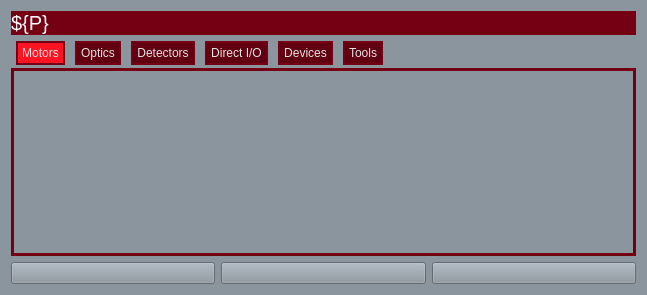
The window that diffractometer_controls/extra_ui/4dh4All.ui (MIT-NRL/diffractometer-controls) describes before a commit, drawn with Qt 5.
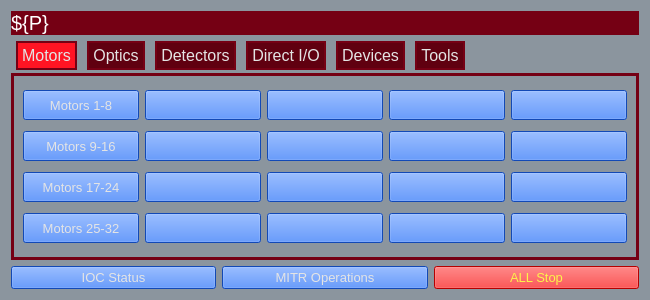
The same window after the commit. Custom widgets are drawn as their Qt base class.

Commit message: Added buttons and functionality

Patch:
```diff
--- a/diffractometer_controls/extra_ui/4dh4All.ui
+++ b/diffractometer_controls/extra_ui/4dh4All.ui
@@ -6,15 +6,23 @@
    <rect>
     <x>0</x>
     <y>0</y>
-    <width>647</width>
-    <height>295</height>
+    <width>650</width>
+    <height>300</height>
    </rect>
   </property>
+  <property name="minimumSize">
+   <size>
+    <width>650</width>
+    <height>300</height>
+   </size>
+  </property>
   <property name="windowTitle">
    <string>Form</string>
   </property>
   <property name="styleSheet">
-   <string notr="true">background-color: rgb(139, 149, 158);</string>
+   <string notr="true">QWidget{
+background-color: rgb(139, 149, 158);
+}</string>
   </property>
   <layout class="QVBoxLayout" name="verticalLayout">
    <item>
@@ -53,6 +61,11 @@
    </item>
    <item>
     <widget class="PyDMTabWidget" name="PyDMTabWidget">
+     <property name="font">
+      <font>
+       <pointsize>12</pointsize>
+      </font>
+     </property>
      <property name="toolTip">
       <string/>
      </property>
@@ -128,6 +141,618 @@
       <attribute name="title">
        <string>Motors</string>
       </attribute>
+      <layout class="QGridLayout" name="gridLayout">
+       <item row="0" column="0">
+        <widget class="PyDMRelatedDisplayButton" name="PyDMRelatedDisplayButton_3">
+         <property name="minimumSize">
+          <size>
+           <width>100</width>
+           <height>30</height>
+          </size>
+         </property>
+         <property name="font">
+          <font>
+           <pointsize>10</pointsize>
+          </font>
+         </property>
+         <property name="toolTip">
+          <string/>
+         </property>
+         <property name="styleSheet">
+          <string notr="true">color: rgb(228, 228, 228);
+background-color: rgb(25, 102, 255);</string>
+         </property>
+         <property name="text">
+          <string>Motors 1-8</string>
+         </property>
+         <property name="channel" stdset="0">
+          <string/>
+         </property>
+         <property name="filenames" stdset="0">
+          <stringlist>
+           <string>extra_ui/motors_list_8.ui</string>
+          </stringlist>
+         </property>
+         <property name="showIcon" stdset="0">
+          <bool>false</bool>
+         </property>
+         <property name="macros" stdset="0">
+          <stringlist>
+           <string>M1=m1,M2=m2,M3=m3,M4=m4,M5=m5,M6=m6,M7=m7,M8=m8</string>
+          </stringlist>
+         </property>
+         <property name="openInNewWindow" stdset="0">
+          <bool>true</bool>
+         </property>
+        </widget>
+       </item>
+       <item row="0" column="1">
+        <widget class="PyDMRelatedDisplayButton" name="PyDMRelatedDisplayButton_10">
+         <property name="minimumSize">
+          <size>
+           <width>100</width>
+           <height>30</height>
+          </size>
+         </property>
+         <property name="font">
+          <font>
+           <pointsize>10</pointsize>
+          </font>
+         </property>
+         <property name="toolTip">
+          <string/>
+         </property>
+         <property name="styleSheet">
+          <string notr="true">color: rgb(228, 228, 228);
+background-color: rgb(25, 102, 255);</string>
+         </property>
+         <property name="showIcon" stdset="0">
+          <bool>false</bool>
+         </property>
+         <property name="openInNewWindow" stdset="0">
+          <bool>true</bool>
+         </property>
+        </widget>
+       </item>
+       <item row="0" column="2">
+        <widget class="PyDMRelatedDisplayButton" name="PyDMRelatedDisplayButton_14">
+         <property name="minimumSize">
+          <size>
+           <width>100</width>
+           <height>30</height>
+          </size>
+         </property>
+         <property name="font">
+          <font>
+           <pointsize>10</pointsize>
+          </font>
+         </property>
+         <property name="toolTip">
+          <string/>
+         </property>
+         <property name="styleSheet">
+          <string notr="true">color: rgb(228, 228, 228);
+background-color: rgb(25, 102, 255);</string>
+         </property>
+         <property name="showIcon" stdset="0">
+          <bool>false</bool>
+         </property>
+         <property name="openInNewWindow" stdset="0">
+          <bool>true</bool>
+         </property>
+        </widget>
+       </item>
+       <item row="0" column="3">
+        <widget class="PyDMRelatedDisplayButton" name="PyDMRelatedDisplayButton_18">
+         <property name="minimumSize">
+          <size>
+           <width>100</width>
+           <height>30</height>
+          </size>
+         </property>
+         <property name="font">
+          <font>
+           <pointsize>10</pointsize>
+          </font>
+         </property>
+         <property name="toolTip">
+          <string/>
+         </property>
+         <property name="styleSheet">
+          <string notr="true">color: rgb(228, 228, 228);
+background-color: rgb(25, 102, 255);</string>
+         </property>
+         <property name="showIcon" stdset="0">
+          <bool>false</bool>
+         </property>
+         <property name="openInNewWindow" stdset="0">
+          <bool>true</bool>
+         </property>
+        </widget>
+       </item>
+       <item row="0" column="4">
+        <widget class="PyDMRelatedDisplayButton" name="PyDMRelatedDisplayButton_21">
+         <property name="minimumSize">
+          <size>
+           <width>100</width>
+           <height>30</height>
+          </size>
+         </property>
+         <property name="font">
+          <font>
+           <pointsize>10</pointsize>
+          </font>
+         </property>
+         <property name="toolTip">
+          <string/>
+         </property>
+         <property name="styleSheet">
+          <string notr="true">color: rgb(228, 228, 228);
+background-color: rgb(25, 102, 255);</string>
+         </property>
+         <property name="showIcon" stdset="0">
+          <bool>false</bool>
+         </property>
+         <property name="openInNewWindow" stdset="0">
+          <bool>true</bool>
+         </property>
+        </widget>
+       </item>
+       <item row="1" column="0">
+        <widget class="PyDMRelatedDisplayButton" name="PyDMRelatedDisplayButton_4">
+         <property name="minimumSize">
+          <size>
+           <width>100</width>
+           <height>30</height>
+          </size>
+         </property>
+         <property name="font">
+          <font>
+           <pointsize>10</pointsize>
+          </font>
+         </property>
+         <property name="toolTip">
+          <string/>
+         </property>
+         <property name="styleSheet">
+          <string notr="true">color: rgb(228, 228, 228);
+background-color: rgb(25, 102, 255);</string>
+         </property>
+         <property name="text">
+          <string>Motors 9-16</string>
+         </property>
+         <property name="filenames" stdset="0">
+          <stringlist>
+           <string>extra_ui/motors_list_8.ui</string>
+          </stringlist>
+         </property>
+         <property name="showIcon" stdset="0">
+          <bool>false</bool>
+         </property>
+         <property name="macros" stdset="0">
+          <stringlist>
+           <string>M1=m9,M2=m10,M3=m11,M4=m12,M5=m13,M6=m14,M7=m15,M8=m16</string>
+          </stringlist>
+         </property>
+         <property name="openInNewWindow" stdset="0">
+          <bool>true</bool>
+         </property>
+        </widget>
+       </item>
+       <item row="1" column="1">
+        <widget class="PyDMRelatedDisplayButton" name="PyDMRelatedDisplayButton_7">
+         <property name="minimumSize">
+          <size>
+           <width>100</width>
+           <height>30</height>
+          </size>
+         </property>
+         <property name="font">
+          <font>
+           <pointsize>10</pointsize>
+          </font>
+         </property>
+         <property name="toolTip">
+          <string/>
+         </property>
+         <property name="styleSheet">
+          <string notr="true">color: rgb(228, 228, 228);
+background-color: rgb(25, 102, 255);</string>
+         </property>
+         <property name="showIcon" stdset="0">
+          <bool>false</bool>
+         </property>
+         <property name="openInNewWindow" stdset="0">
+          <bool>true</bool>
+         </property>
+        </widget>
+       </item>
+       <item row="1" column="2">
+        <widget class="PyDMRelatedDisplayButton" name="PyDMRelatedDisplayButton_11">
+         <property name="minimumSize">
+          <size>
+           <width>100</width>
+           <height>30</height>
+          </size>
+         </property>
+         <property name="font">
+          <font>
+           <pointsize>10</pointsize>
+          </font>
+         </property>
+         <property name="toolTip">
+          <string/>
+         </property>
+         <property name="styleSheet">
+          <string notr="true">color: rgb(228, 228, 228);
+background-color: rgb(25, 102, 255);</string>
+         </property>
+         <property name="showIcon" stdset="0">
+          <bool>false</bool>
+         </property>
+         <property name="openInNewWindow" stdset="0">
+          <bool>true</bool>
+         </property>
+        </widget>
+       </item>
+       <item row="1" column="3">
+        <widget class="PyDMRelatedDisplayButton" name="PyDMRelatedDisplayButton_15">
+         <property name="minimumSize">
+          <size>
+           <width>100</width>
+           <height>30</height>
+          </size>
+         </property>
+         <property name="font">
+          <font>
+           <pointsize>10</pointsize>
+          </font>
+         </property>
+         <property name="toolTip">
+          <string/>
+         </property>
+         <property name="styleSheet">
+          <string notr="true">color: rgb(228, 228, 228);
+background-color: rgb(25, 102, 255);</string>
+         </property>
+         <property name="showIcon" stdset="0">
+          <bool>false</bool>
+         </property>
+         <property name="openInNewWindow" stdset="0">
+          <bool>true</bool>
+         </property>
+        </widget>
+       </item>
+       <item row="1" column="4">
+        <widget class="PyDMRelatedDisplayButton" name="PyDMRelatedDisplayButton_20">
+         <property name="minimumSize">
+          <size>
+           <width>100</width>
+           <height>30</height>
+          </size>
+         </property>
+         <property name="font">
+          <font>
+           <pointsize>10</pointsize>
+          </font>
+         </property>
+         <property name="toolTip">
+          <string/>
+         </property>
+         <property name="styleSheet">
+          <string notr="true">color: rgb(228, 228, 228);
+background-color: rgb(25, 102, 255);</string>
+         </property>
+         <property name="showIcon" stdset="0">
+          <bool>false</bool>
+         </property>
+         <property name="openInNewWindow" stdset="0">
+          <bool>true</bool>
+         </property>
+        </widget>
+       </item>
+       <item row="2" column="0">
+        <widget class="PyDMRelatedDisplayButton" name="PyDMRelatedDisplayButton_6">
+         <property name="minimumSize">
+          <size>
+           <width>100</width>
+           <height>30</height>
+          </size>
+         </property>
+         <property name="font">
+          <font>
+           <pointsize>10</pointsize>
+          </font>
+         </property>
+         <property name="toolTip">
+          <string/>
+         </property>
+         <property name="styleSheet">
+          <string notr="true">color: rgb(228, 228, 228);
+background-color: rgb(25, 102, 255);</string>
+         </property>
+         <property name="text">
+          <string>Motors 17-24</string>
+         </property>
+         <property name="filenames" stdset="0">
+          <stringlist>
+           <string>extra_ui/motors_list_8.ui</string>
+          </stringlist>
+         </property>
+         <property name="showIcon" stdset="0">
+          <bool>false</bool>
+         </property>
+         <property name="macros" stdset="0">
+          <stringlist>
+           <string>M1=m17,M2=m18,M3=m19,M4=m20,M5=m21,M6=m22,M7=m23,M8=m24</string>
+          </stringlist>
+         </property>
+         <property name="openInNewWindow" stdset="0">
+          <bool>true</bool>
+         </property>
+        </widget>
+       </item>
+       <item row="2" column="1">
+        <widget class="PyDMRelatedDisplayButton" name="PyDMRelatedDisplayButton_9">
+         <property name="minimumSize">
+          <size>
+           <width>100</width>
+           <height>30</height>
+          </size>
+         </property>
+         <property name="font">
+          <font>
+           <pointsize>10</pointsize>
+          </font>
+         </property>
+         <property name="toolTip">
+          <string/>
+         </property>
+         <property name="styleSheet">
+          <string notr="true">color: rgb(228, 228, 228);
+background-color: rgb(25, 102, 255);</string>
+         </property>
+         <property name="showIcon" stdset="0">
+          <bool>false</bool>
+         </property>
+         <property name="openInNewWindow" stdset="0">
+          <bool>true</bool>
+         </property>
+        </widget>
+       </item>
+       <item row="2" column="2">
+        <widget class="PyDMRelatedDisplayButton" name="PyDMRelatedDisplayButton_13">
+         <property name="minimumSize">
+          <size>
+           <width>100</width>
+           <height>30</height>
+          </size>
+         </property>
+         <property name="font">
+          <font>
+           <pointsize>10</pointsize>
+          </font>
+         </property>
+         <property name="toolTip">
+          <string/>
+         </property>
+         <property name="styleSheet">
+          <string notr="true">color: rgb(228, 228, 228);
+background-color: rgb(25, 102, 255);</string>
+         </property>
+         <property name="showIcon" stdset="0">
+          <bool>false</bool>
+         </property>
+         <property name="openInNewWindow" stdset="0">
+          <bool>true</bool>
+         </property>
+        </widget>
+       </item>
+       <item row="2" column="3">
+        <widget class="PyDMRelatedDisplayButton" name="PyDMRelatedDisplayButton_17">
+         <property name="minimumSize">
+          <size>
+           <width>100</width>
+           <height>30</height>
+          </size>
+         </property>
+         <property name="font">
+          <font>
+           <pointsize>10</pointsize>
+          </font>
+         </property>
+         <property name="toolTip">
+          <string/>
+         </property>
+         <property name="styleSheet">
+          <string notr="true">color: rgb(228, 228, 228);
+background-color: rgb(25, 102, 255);</string>
+         </property>
+         <property name="showIcon" stdset="0">
+          <bool>false</bool>
+         </property>
+         <property name="openInNewWindow" stdset="0">
+          <bool>true</bool>
+         </property>
+        </widget>
+       </item>
+       <item row="2" column="4">
+        <widget class="PyDMRelatedDisplayButton" name="PyDMRelatedDisplayButton_19">
+         <property name="minimumSize">
+          <size>
+           <width>100</width>
+           <height>30</height>
+          </size>
+         </property>
+         <property name="font">
+          <font>
+           <pointsize>10</pointsize>
+          </font>
+         </property>
+         <property name="toolTip">
+          <string/>
+         </property>
+         <property name="styleSheet">
+          <string notr="true">color: rgb(228, 228, 228);
+background-color: rgb(25, 102, 255);</string>
+         </property>
+         <property name="showIcon" stdset="0">
+          <bool>false</bool>
+         </property>
+         <property name="openInNewWindow" stdset="0">
+          <bool>true</bool>
+         </property>
+        </widget>
+       </item>
+       <item row="3" column="0">
+        <widget class="PyDMRelatedDisplayButton" name="PyDMRelatedDisplayButton_5">
+         <property name="minimumSize">
+          <size>
+           <width>100</width>
+           <height>30</height>
+          </size>
+         </property>
+         <property name="font">
+          <font>
+           <pointsize>10</pointsize>
+          </font>
+         </property>
+         <property name="toolTip">
+          <string/>
+         </property>
+         <property name="styleSheet">
+          <string notr="true">color: rgb(228, 228, 228);
+background-color: rgb(25, 102, 255);</string>
+         </property>
+         <property name="text">
+          <string>Motors 25-32</string>
+         </property>
+         <property name="showIcon" stdset="0">
+          <bool>false</bool>
+         </property>
+         <property name="macros" stdset="0">
+          <stringlist>
+           <string>M1=m25,M2=m26,M3=m27,M4=m28,M5=m29,M6=m30,M7=m31,M8=m32</string>
+          </stringlist>
+         </property>
+         <property name="openInNewWindow" stdset="0">
+          <bool>true</bool>
+         </property>
+        </widget>
+       </item>
+       <item row="3" column="1">
+        <widget class="PyDMRelatedDisplayButton" name="PyDMRelatedDisplayButton_8">
+         <property name="minimumSize">
+          <size>
+           <width>100</width>
+           <height>30</height>
+          </size>
+         </property>
+         <property name="font">
+          <font>
+           <pointsize>10</pointsize>
+          </font>
+         </property>
+         <property name="toolTip">
+          <string/>
+         </property>
+         <property name="styleSheet">
+          <string notr="true">color: rgb(228, 228, 228);
+background-color: rgb(25, 102, 255);</string>
+         </property>
+         <property name="showIcon" stdset="0">
+          <bool>false</bool>
+         </property>
+         <property name="openInNewWindow" stdset="0">
+          <bool>true</bool>
+         </property>
+        </widget>
+       </item>
+       <item row="3" column="2">
+        <widget class="PyDMRelatedDisplayButton" name="PyDMRelatedDisplayButton_12">
+         <property name="minimumSize">
+          <size>
+           <width>100</width>
+           <height>30</height>
+          </size>
+         </property>
+         <property name="font">
+          <font>
+           <pointsize>10</pointsize>
+          </font>
+         </property>
+         <property name="toolTip">
+          <string/>
+         </property>
+         <property name="styleSheet">
+          <string notr="true">color: rgb(228, 228, 228);
+background-color: rgb(25, 102, 255);</string>
+         </property>
+         <property name="showIcon" stdset="0">
+          <bool>false</bool>
+         </property>
+         <property name="openInNewWindow" stdset="0">
+          <bool>true</bool>
+         </property>
+        </widget>
+       </item>
+       <item row="3" column="3">
+        <widget class="PyDMRelatedDisplayButton" name="PyDMRelatedDisplayButton_16">
+         <property name="minimumSize">
+          <size>
+           <width>100</width>
+           <height>30</height>
+          </size>
+         </property>
+         <property name="font">
+          <font>
+           <pointsize>10</pointsize>
+          </font>
+         </property>
+         <property name="toolTip">
+          <string/>
+         </property>
+         <property name="styleSheet">
+          <string notr="true">color: rgb(228, 228, 228);
+background-color: rgb(25, 102, 255);</string>
+         </property>
+         <property name="showIcon" stdset="0">
+          <bool>false</bool>
+         </property>
+         <property name="openInNewWindow" stdset="0">
+          <bool>true</bool>
+         </property>
+        </widget>
+       </item>
+       <item row="3" column="4">
+        <widget class="PyDMRelatedDisplayButton" name="PyDMRelatedDisplayButton_22">
+         <property name="minimumSize">
+          <size>
+           <width>100</width>
+           <height>30</height>
+          </size>
+         </property>
+         <property name="font">
+          <font>
+           <pointsize>10</pointsize>
+          </font>
+         </property>
+         <property name="toolTip">
+          <string/>
+         </property>
+         <property name="styleSheet">
+          <string notr="true">color: rgb(228, 228, 228);
+background-color: rgb(25, 102, 255);</string>
+         </property>
+         <property name="showIcon" stdset="0">
+          <bool>false</bool>
+         </property>
+         <property name="openInNewWindow" stdset="0">
+          <bool>true</bool>
+         </property>
+        </widget>
+       </item>
+      </layout>
      </widget>
      <widget class="QWidget" name="Optics">
       <attribute name="title">
@@ -160,22 +785,81 @@
     <layout class="QHBoxLayout" name="horizontalLayout">
      <item>
       <widget class="PyDMRelatedDisplayButton" name="PyDMRelatedDisplayButton">
+       <property name="font">
+        <font>
+         <pointsize>10</pointsize>
+        </font>
+       </property>
        <property name="toolTip">
         <string/>
        </property>
+       <property name="styleSheet">
+        <string notr="true">color: rgb(228, 228, 228);
+background-color: rgb(25, 102, 255);</string>
+       </property>
+       <property name="text">
+        <string>IOC Status</string>
+       </property>
+       <property name="filenames" stdset="0">
+        <stringlist>
+         <string>ioc_stats_soft.ui</string>
+        </stringlist>
+       </property>
+       <property name="showIcon" stdset="0">
+        <bool>false</bool>
+       </property>
+       <property name="openInNewWindow" stdset="0">
+        <bool>true</bool>
+       </property>
       </widget>
      </item>
      <item>
       <widget class="PyDMRelatedDisplayButton" name="PyDMRelatedDisplayButton_2">
+       <property name="font">
+        <font>
+         <pointsize>10</pointsize>
+        </font>
+       </property>
        <property name="toolTip">
         <string/>
        </property>
+       <property name="styleSheet">
+        <string notr="true">color: rgb(228, 228, 228);
+background-color: rgb(25, 102, 255);</string>
+       </property>
+       <property name="text">
+        <string>MITR Operations</string>
+       </property>
+       <property name="showIcon" stdset="0">
+        <bool>false</bool>
+       </property>
+       <property name="openInNewWindow" stdset="0">
+        <bool>true</bool>
+       </property>
       </widget>
      </item>
      <item>
       <widget class="PyDMPushButton" name="PyDMPushButton">
+       <property name="font">
+        <font>
+         <pointsize>10</pointsize>
+        </font>
+       </property>
        <property name="toolTip">
-        <string/>
+        <string>ca://${P}allstop</string>
+       </property>
+       <property name="styleSheet">
+        <string notr="true">color: rgb(251, 243, 74);
+background-color: rgb(253, 0, 0);</string>
+       </property>
+       <property name="text">
+        <string>ALL Stop</string>
+       </property>
+       <property name="channel" stdset="0">
+        <string>ca://${P}allstop</string>
+       </property>
+       <property name="pressValue" stdset="0">
+        <string>1</string>
        </property>
       </widget>
      </item>
```
Left out of the diff: 3017 changed lines with no effect on the pictures.
